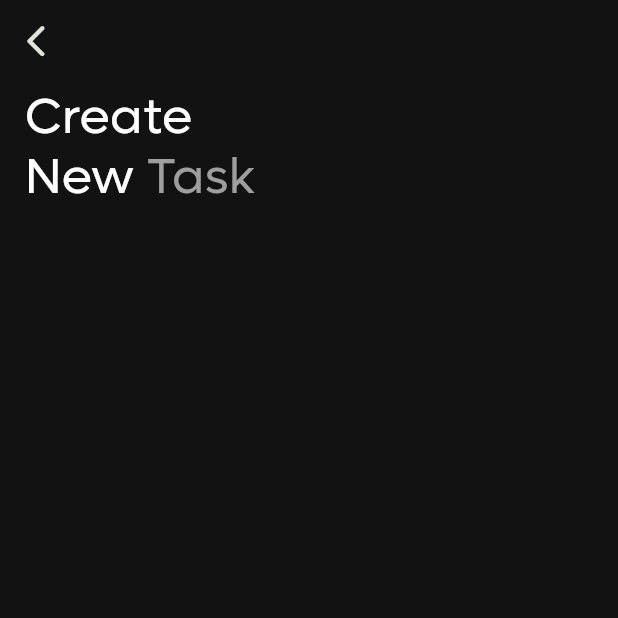
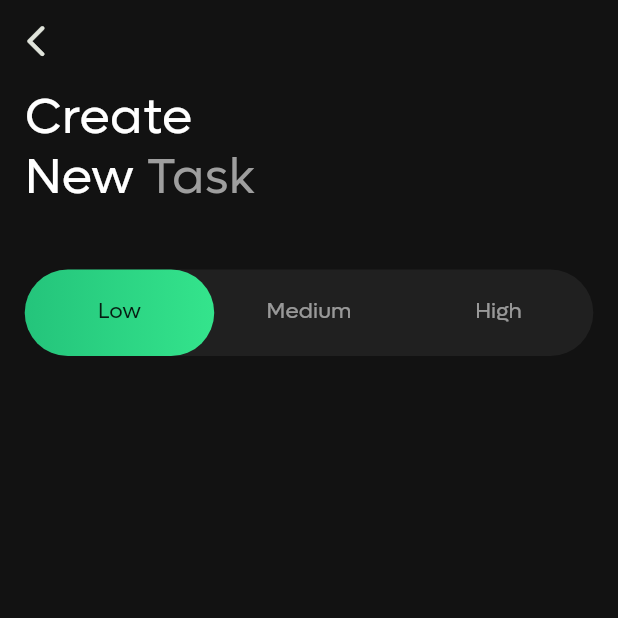
Before and after one commit to ZaynMeledath/turningpoint_tms, a Flutter app: the screen it shows after launch, on a phone screen of 412 x 824 dp, the top half of it. Run offline on Flutter 3.47's test engine with Material 3 defaults, Android fonts, the phone set to English and light mode, and no system bars; our stand-ins replace gap, get, google_fonts.

Commit message:
Priority Tab bar done

```diff
--- a/lib/main.dart
+++ b/lib/main.dart
@@ -1,6 +1,6 @@
 import 'package:flutter/material.dart';
 import 'package:get/get.dart';
-import 'package:turning_point_tasks_app/view/tasks/assign_task_screen.dart';
+import 'package:turning_point_tasks_app/view/task_management/assign_task/assign_task_screen.dart';
 
 void main() {
   runApp(const MyApp());
--- a/lib/view/tasks/assign_task_screen.dart
+++ b/lib/view/task_management/assign_task/assign_task_screen.dart
@@ -2,9 +2,24 @@ import 'package:flutter/material.dart';
 import 'package:gap/gap.dart';
 import 'package:turning_point_tasks_app/utils/screen_size.dart';
 import 'package:turning_point_tasks_app/utils/widgets/my_app_bar.dart';
+import 'package:turning_point_tasks_app/view/task_management/assign_task/segments/priority_tab_bar.dart';
 
-class AssignTaskScreen extends StatelessWidget {
+class AssignTaskScreen extends StatefulWidget {
   const AssignTaskScreen({super.key});
+
+  @override
+  State<AssignTaskScreen> createState() => _AssignTaskScreenState();
+}
+
+class _AssignTaskScreenState extends State<AssignTaskScreen>
+    with SingleTickerProviderStateMixin {
+  late final TabController tabController;
+
+  @override
+  void initState() {
+    tabController = TabController(length: 3, vsync: this);
+    super.initState();
+  }
 
   @override
   Widget build(BuildContext context) {
@@ -15,8 +30,10 @@ class AssignTaskScreen extends StatelessWidget {
         child: Column(
           children: [
             Gap(screenHeight * .005),
-            Text.rich(
-              TextSpan(
+            Align(
+              alignment: Alignment.centerLeft,
+              child: Text.rich(
+                TextSpan(
                   text: 'Create\nNew ',
                   style: TextStyle(
                     fontFamily: 'Lufga',
@@ -34,8 +51,12 @@ class AssignTaskScreen extends StatelessWidget {
                         color: Colors.grey,
                       ),
                     ),
-                  ]),
+                  ],
+                ),
+              ),
             ),
+            Gap(screenHeight * .05),
+            priorityTabBar(tabController: tabController)
           ],
         ),
       ),
--- /dev/null
+++ b/lib/view/task_management/assign_task/segments/priority_tab_bar.dart
@@ -0,0 +1,42 @@
+import 'package:flutter/material.dart';
+import 'package:turning_point_tasks_app/utils/screen_size.dart';
+
+Widget priorityTabBar({required TabController tabController}) {
+  return Container(
+    height: screenHeight * .07,
+    decoration: BoxDecoration(
+      borderRadius: BorderRadius.circular(30),
+      color: Colors.grey.withOpacity(.1),
+    ),
+    child: TabBar(
+      controller: tabController,
+      dividerColor: Colors.transparent,
+      splashFactory: NoSplash.splashFactory,
+      overlayColor: WidgetStateColor.transparent,
+      indicatorSize: TabBarIndicatorSize.tab,
+      labelColor: Colors.black87,
+      labelStyle: TextStyle(
+        fontSize: screenWidth * .035,
+        fontFamily: 'Lufga',
+        fontWeight: FontWeight.w500,
+      ),
+      unselectedLabelColor: Colors.white54,
+      indicator: BoxDecoration(
+        borderRadius: BorderRadius.circular(30),
+        gradient: const LinearGradient(
+          colors: [
+            Color.fromRGBO(36, 196, 123, 1),
+            Color.fromRGBO(52, 228, 140, 1)
+          ],
+          begin: Alignment.centerLeft,
+          end: Alignment.centerRight,
+        ),
+      ),
+      tabs: const [
+        Text('Low'),
+        Text('Medium'),
+        Text('High'),
+      ],
+    ),
+  );
+}
```
Also changed, not shown: 1 other file.
